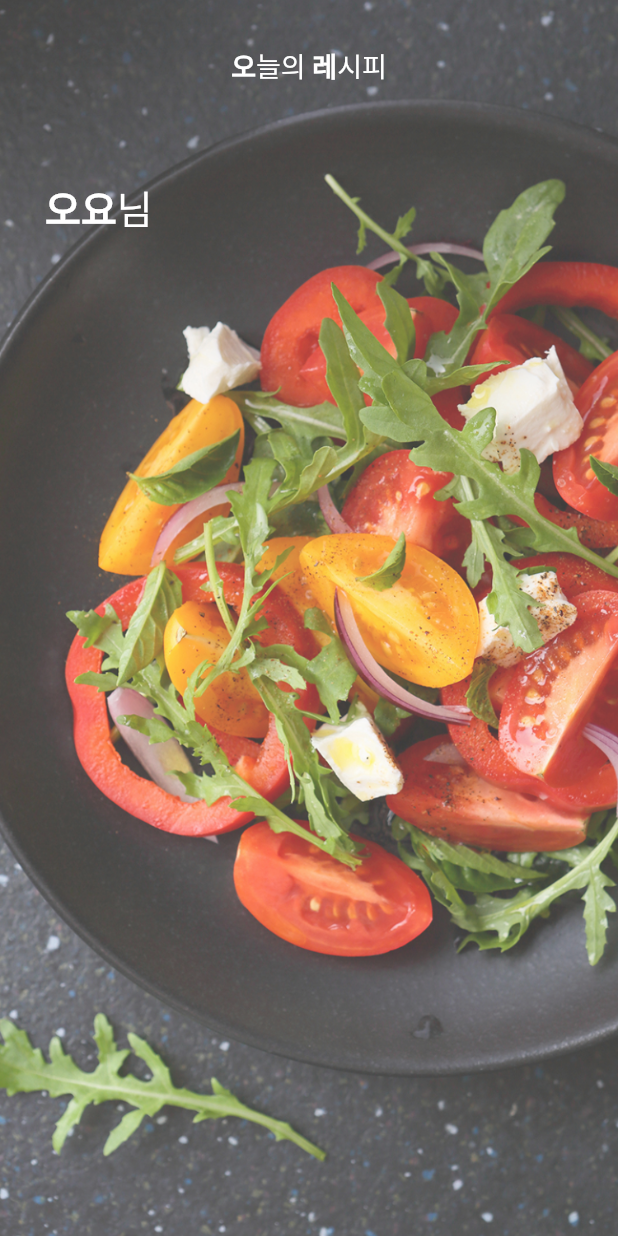
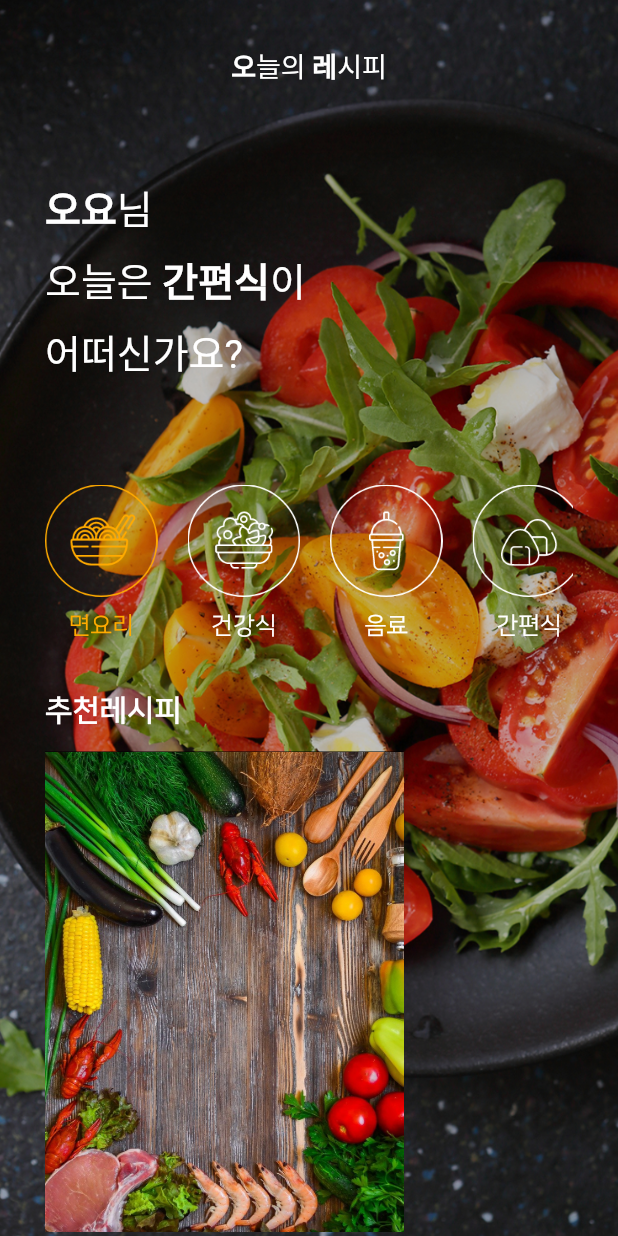
Before and after one commit to Hatae1/recipe_app, a Flutter app: the screen it shows after launch, on a phone screen of 412 x 824 dp. Run offline on Flutter 3.47's test engine with Material 2 defaults, Android fonts, the phone set to English and light mode, and no system bars; our stand-ins replace speech_to_text; network calls fail.

Commit message:
메인페이지 작업

```diff
--- a/lib/views/main.dart
+++ b/lib/views/main.dart
@@ -17,6 +17,7 @@ class MainPage extends StatelessWidget {
                   width: double.infinity,
                   height: 875,
                   decoration: BoxDecoration(
+                      color: Color.fromRGBO(0, 0, 0, 5),
                       image: DecorationImage(
                         image: AssetImage('assets/images/photo@2x.png'),
                         fit: BoxFit.cover,
@@ -29,19 +30,23 @@ class MainPage extends StatelessWidget {
                       Container(
                         child: Text.rich(
                           TextSpan(
-                              style:
-                                  TextStyle(color: Colors.white, fontSize: 18),
+                            style: TextStyle(
+                              color: Colors.white,
+                              fontSize: 18,
+                            ),
                             children: <TextSpan>[
                               TextSpan(
                                 text: '오',
                                 style: TextStyle(
-                                        fontWeight: FontWeight.bold,
-                                        fontSize: 18)),
+                                    fontWeight: FontWeight.bold, fontSize: 18),
+                              ),
                               TextSpan(text: '늘의 '),
                               TextSpan(
                                 text: '레',
-                                    style:
-                                        TextStyle(fontWeight: FontWeight.bold)),
+                                style: TextStyle(
+                                  fontWeight: FontWeight.bold,
+                                ),
+                              ),
                               TextSpan(
                                 text: '시피',
                               ),
@@ -57,8 +62,11 @@ class MainPage extends StatelessWidget {
                         alignment: Alignment.topLeft,
                         child: Text.rich(
                           TextSpan(
-                              style:
-                                  TextStyle(color: Colors.white, fontSize: 26),
+                            style: TextStyle(
+                              color: Colors.white,
+                              fontSize: 26,
+                              fontWeight: FontWeight.w100,
+                            ),
                             children: <TextSpan>[
                               TextSpan(
                                 text: '오요',
@@ -71,12 +79,53 @@ class MainPage extends StatelessWidget {
                           ),
                         ),
                       ),
+                      SizedBox(
+                        height: 10,
+                      ),
+                      Container(
+                        padding: EdgeInsets.only(left: 30),
+                        alignment: Alignment.topLeft,
+                        child: Text.rich(
+                          TextSpan(
+                            style: TextStyle(color: Colors.white, fontSize: 26),
+                            children: <TextSpan>[
+                              TextSpan(
+                                text: '오늘은 ',
+                              ),
+                              TextSpan(
+                                text: '간편식',
+                                style: TextStyle(
+                                  fontWeight: FontWeight.bold,
+                                ),
+                              ),
+                              TextSpan(text: '이 '),
                             ],
-                    )),
-                SizedBox(height: 20),
+                          ),
+                        ),
+                      ),
+                      SizedBox(
+                        height: 10,
+                      ),
+                      Container(
+                        padding: EdgeInsets.only(left: 30),
+                        alignment: Alignment.topLeft,
+                        child: Text.rich(
+                          TextSpan(
+                            style: TextStyle(color: Colors.white, fontSize: 26),
+                            children: <TextSpan>[
+                              TextSpan(
+                                text: '어떠신가요? ',
+                              ),
+                            ],
+                          ),
+                        ),
+                      ),
+                      SizedBox(
+                        height: 40,
+                      ),
                       Container(
                         padding: EdgeInsets.all(30),
-                  height: 100,
+                        height: 170,
                         child: ListView(
                           scrollDirection: Axis.horizontal,
                           children: <Widget>[
@@ -85,11 +134,20 @@ class MainPage extends StatelessWidget {
                                 Column(
                                   children: <Widget>[
                                     Image.asset(
-                                'assets/images/pizza.png',
-                                width: 60,
-                                height: 60,
+                                      'assets/images/menu/menu1.png',
+                                      width: 75,
+                                      height: 75,
                                     ),
-                              Text('전체'),
+                                    SizedBox(
+                                      height: 10,
+                                    ),
+                                    Text(
+                                      '면요리',
+                                      style: TextStyle(
+                                        color: Color(0xFFFFAA00),
+                                        fontSize: 16,
+                                      ),
+                                    ),
                                   ],
                                 ),
                                 SizedBox(
@@ -98,11 +156,20 @@ class MainPage extends StatelessWidget {
                                 Column(
                                   children: <Widget>[
                                     Image.asset(
-                                'assets/images/pizza.png',
-                                width: 60,
-                                height: 60,
+                                      'assets/images/menu/menu2.png',
+                                      width: 75,
+                                      height: 75,
                                     ),
-                              Text('중식'),
+                                    SizedBox(
+                                      height: 10,
+                                    ),
+                                    Text(
+                                      '건강식',
+                                      style: TextStyle(
+                                        color: Colors.white,
+                                        fontSize: 16,
+                                      ),
+                                    ),
                                   ],
                                 ),
                                 SizedBox(
@@ -111,11 +178,20 @@ class MainPage extends StatelessWidget {
                                 Column(
                                   children: <Widget>[
                                     Image.asset(
-                                'assets/images/pizza.png',
-                                width: 60,
-                                height: 60,
+                                      'assets/images/menu/menu3.png',
+                                      width: 75,
+                                      height: 75,
                                     ),
-                              Text('한식'),
+                                    SizedBox(
+                                      height: 10,
+                                    ),
+                                    Text(
+                                      '음료',
+                                      style: TextStyle(
+                                        color: Colors.white,
+                                        fontSize: 16,
+                                      ),
+                                    ),
                                   ],
                                 ),
                                 SizedBox(
@@ -124,53 +200,61 @@ class MainPage extends StatelessWidget {
                                 Column(
                                   children: <Widget>[
                                     Image.asset(
-                                'assets/images/pizza.png',
-                                width: 60,
-                                height: 60,
-                              ),
-                              Text('이탈리아'),
-                            ],
+                                      'assets/images/menu/menu4.png',
+                                      width: 75,
+                                      height: 75,
                                     ),
                                     SizedBox(
-                            width: 20,
+                                      height: 10,
                                     ),
-                          Column(
-                            children: <Widget>[
-                              Image.asset(
-                                'assets/images/suyang.png',
-                                width: 60,
-                                height: 60,
+                                    Text(
+                                      '간편식',
+                                      style: TextStyle(
+                                        color: Colors.white,
+                                        fontSize: 16,
                                       ),
-                              Text('서양'),
-                            ],
                                     ),
-                          SizedBox(
-                            width: 20,
-                          ),
-                          Column(
-                            children: <Widget>[
-                              Image.asset(
-                                'assets/images/sushi.png',
-                                width: 60,
-                                height: 60,
-                              ),
-                              Text('일식'),
-                            ],
-                          ),
-                          SizedBox(
-                            width: 20,
-                          ),
-                          Column(
-                            children: <Widget>[
-                              Image.asset(
-                                'assets/images/pizza.png',
-                                width: 60,
-                                height: 60,
-                              ),
-                              Text('동남아시아'),
                                   ],
                                 ),
                               ],
+                            )
+                          ],
+                        ),
+                      ),
+                      Container(
+                        alignment: Alignment.topLeft,
+                        padding: EdgeInsets.only(
+                          left: 30,
+                        ),
+                        child: Text(
+                          '추천레시피',
+                          style: TextStyle(
+                            fontSize: 20,
+                            fontWeight: FontWeight.bold,
+                            color: Colors.white,
+                          ),
+                        ),
+                      ),
+                      SizedBox(
+                        height: 15,
+                      ),
+                      Container(
+                        padding: EdgeInsets.only(left: 30),
+                        child: Row(
+                          children: [
+                            Container(
+                              width: 239,
+                              height: 320,
+                              decoration: BoxDecoration(
+                                  color: Color.fromRGBO(0, 0, 0, 5),
+                                  image: DecorationImage(
+                                    image: AssetImage(
+                                        'assets/images/main-list1.jpg'),
+                                    fit: BoxFit.cover,
+                                  )),
+                            )
+                          ],
+                        ),
                       )
                     ],
                   ),
```
Also changed, not shown: pubspec.yaml (+9 -0 lines), assets/images/main-list1.jpg (added), assets/images/main-list2.jpg (added), assets/images/main-list2.png (added), assets/images/menu/menu1.png (added), assets/images/menu/menu2.png (added), assets/images/menu/menu3.png (added), assets/images/menu/menu4.png (added), pubspec.lock, 1 other file. Lines whose indentation alone changed are shown as unchanged.
